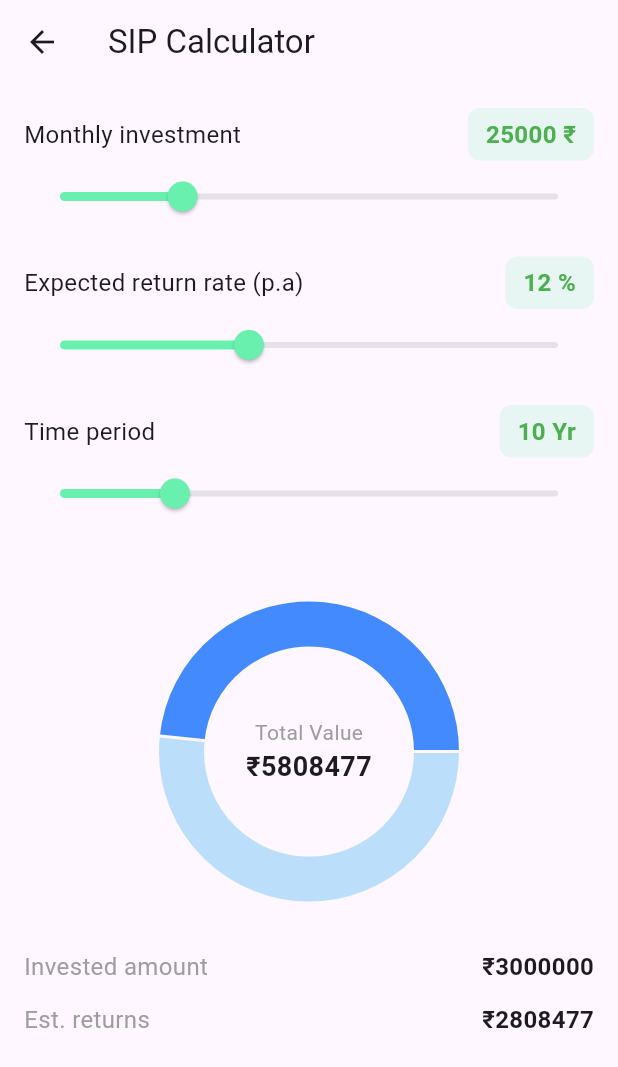
After one commit to pratikg003/MF-tracker, a Flutter app: the SipCalculatorScreen screen opened directly, on a phone screen of 412 x 824 dp. The commit adds this screen. Shown: the top 1067 px of the screen. Run offline on Flutter 3.47's test engine with Material 3 defaults, Android fonts, the phone set to English and light mode, and no system bars; drawn by our look-alikes of fl_chart; our stand-ins replace sqflite; accounts and stored records are empty; network calls fail.

Commit message:
Implement SIP Calculator screen and add Tools tab to main navigation

```diff
--- a/lib/screens/main_layout_screen.dart
+++ b/lib/screens/main_layout_screen.dart
@@ -1,6 +1,7 @@
 import 'package:flutter/material.dart';
 import 'package:mf_tracker/screens/mf_browser_screen.dart';
 import 'package:mf_tracker/screens/portfolio_screen.dart';
+import 'package:mf_tracker/screens/sip_calculator_screen.dart';
 
 class MainLayoutScreen extends StatefulWidget {
   const MainLayoutScreen({super.key});
@@ -18,6 +19,7 @@ class _MainLayoutScreenState extends State<MainLayoutScreen> {
   late final List<Widget> _screens = [
     PortfolioScreen(key: _portfolioKey),
     const MfBrowserScreen(),
+    const SipCalculatorScreen(),
   ];
 
   @override
@@ -46,6 +48,11 @@ class _MainLayoutScreenState extends State<MainLayoutScreen> {
             selectedIcon: Icon(Icons.search),
             label: 'Browser',
           ),
+          NavigationDestination(
+            icon: Icon(Icons.calculate_outlined),
+            selectedIcon: Icon(Icons.calculate),
+            label: 'Tools',
+          ),
         ],
       ),
     );
--- /dev/null
+++ b/lib/screens/sip_calculator_screen.dart
@@ -0,0 +1,217 @@
+import 'dart:math';
+import 'package:fl_chart/fl_chart.dart';
+import 'package:flutter/material.dart';
+
+class SipCalculatorScreen extends StatefulWidget {
+  const SipCalculatorScreen({super.key});
+
+  @override
+  State<SipCalculatorScreen> createState() => _SipCalculatorScreenState();
+}
+
+class _SipCalculatorScreenState extends State<SipCalculatorScreen> {
+  // Initial Values matching your Groww screenshot
+  double _monthlyInvestment = 25000;
+  double _expectedReturn = 12;
+  double _timePeriodYears = 10;
+
+  // Output Variables
+  double _investedAmount = 0;
+  double _estimatedReturns = 0;
+  double _totalValue = 0;
+
+  @override
+  void initState() {
+    super.initState();
+    _calculateSip();
+  }
+
+  void _calculateSip() {
+    int months = (_timePeriodYears * 12).toInt();
+    double monthlyRate = _expectedReturn / 12 / 100;
+
+    _investedAmount = _monthlyInvestment * months;
+
+    // SIP Future Value Formula
+    _totalValue =
+        _monthlyInvestment *
+        ((pow(1 + monthlyRate, months) - 1) / monthlyRate) *
+        (1 + monthlyRate);
+
+    _estimatedReturns = _totalValue - _investedAmount;
+    setState(() {}); // Trigger UI update
+  }
+
+  // Helper widget for the sliders
+  Widget _buildInputSection({
+    required String title,
+    required double value,
+    required double min,
+    required double max,
+    required String suffix,
+    required ValueChanged<double> onChanged,
+  }) {
+    return Column(
+      children: [
+        Row(
+          mainAxisAlignment: MainAxisAlignment.spaceBetween,
+          children: [
+            Text(title, style: const TextStyle(fontSize: 16)),
+            Container(
+              padding: const EdgeInsets.symmetric(horizontal: 12, vertical: 6),
+              decoration: BoxDecoration(
+                color: Colors.greenAccent.withAlpha(40),
+                borderRadius: BorderRadius.circular(8),
+              ),
+              child: Text(
+                '${value.toInt()} $suffix',
+                style: const TextStyle(
+                  color: Colors.green,
+                  fontWeight: FontWeight.bold,
+                  fontSize: 16,
+                ),
+              ),
+            ),
+          ],
+        ),
+        Slider(
+          value: value,
+          min: min,
+          max: max,
+          activeColor: Colors.greenAccent,
+          onChanged: (val) {
+            onChanged(val);
+            _calculateSip(); // Recalculate on every slide!
+          },
+        ),
+        const SizedBox(height: 16),
+      ],
+    );
+  }
+
+  @override
+  Widget build(BuildContext context) {
+    return Scaffold(
+      appBar: AppBar(title: const Text('SIP Calculator')),
+      body: SingleChildScrollView(
+        padding: const EdgeInsets.all(16.0),
+        child: Column(
+          children: [
+            // --- INPUTS ---
+            _buildInputSection(
+              title: 'Monthly investment',
+              value: _monthlyInvestment,
+              min: 500,
+              max: 100000,
+              suffix: '₹',
+              onChanged: (val) => _monthlyInvestment = val,
+            ),
+            _buildInputSection(
+              title: 'Expected return rate (p.a)',
+              value: _expectedReturn,
+              min: 1,
+              max: 30,
+              suffix: '%',
+              onChanged: (val) => _expectedReturn = val,
+            ),
+            _buildInputSection(
+              title: 'Time period',
+              value: _timePeriodYears,
+              min: 1,
+              max: 40,
+              suffix: 'Yr',
+              onChanged: (val) => _timePeriodYears = val,
+            ),
+
+            const SizedBox(height: 32),
+
+            // --- THE DONUT CHART ---
+            SizedBox(
+              height: 200,
+              child: Stack(
+                alignment: Alignment.center,
+                children: [
+                  PieChart(
+                    PieChartData(
+                      sectionsSpace: 2,
+                      centerSpaceRadius:
+                          70, // This hollows it out into a Donut!
+                      sections: [
+                        PieChartSectionData(
+                          value: _investedAmount,
+                          color: Colors.blue[100],
+                          title: '',
+                          radius: 30,
+                        ),
+                        PieChartSectionData(
+                          value: _estimatedReturns,
+                          color: Colors.blueAccent,
+                          title: '',
+                          radius: 30,
+                        ),
+                      ],
+                    ),
+                  ),
+                  // Center Text
+                  Column(
+                    mainAxisSize: MainAxisSize.min,
+                    children: [
+                      const Text(
+                        'Total Value',
+                        style: TextStyle(color: Colors.grey),
+                      ),
+                      Text(
+                        '₹${_totalValue.toStringAsFixed(0)}',
+                        style: const TextStyle(
+                          fontSize: 18,
+                          fontWeight: FontWeight.bold,
+                        ),
+                      ),
+                    ],
+                  ),
+                ],
+              ),
+            ),
+
+            const SizedBox(height: 32),
+
+            // --- RESULTS TEXT ---
+            Row(
+              mainAxisAlignment: MainAxisAlignment.spaceBetween,
+              children: [
+                const Text(
+                  'Invested amount',
+                  style: TextStyle(color: Colors.grey, fontSize: 16),
+                ),
+                Text(
+                  '₹${_investedAmount.toStringAsFixed(0)}',
+                  style: const TextStyle(
+                    fontSize: 16,
+                    fontWeight: FontWeight.bold,
+                  ),
+                ),
+              ],
+            ),
+            const SizedBox(height: 12),
+            Row(
+              mainAxisAlignment: MainAxisAlignment.spaceBetween,
+              children: [
+                const Text(
+                  'Est. returns',
+                  style: TextStyle(color: Colors.grey, fontSize: 16),
+                ),
+                Text(
+                  '₹${_estimatedReturns.toStringAsFixed(0)}',
+                  style: const TextStyle(
+                    fontSize: 16,
+                    fontWeight: FontWeight.bold,
+                  ),
+                ),
+              ],
+            ),
+          ],
+        ),
+      ),
+    );
+  }
+}
```
